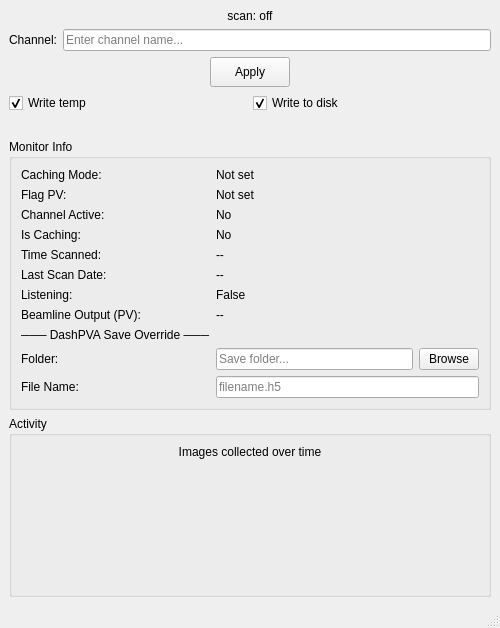
The window that src/dashpva/gui/scan_view.ui (AdvancedPhotonSource/DashPVA) describes before a commit, drawn with Qt 5.
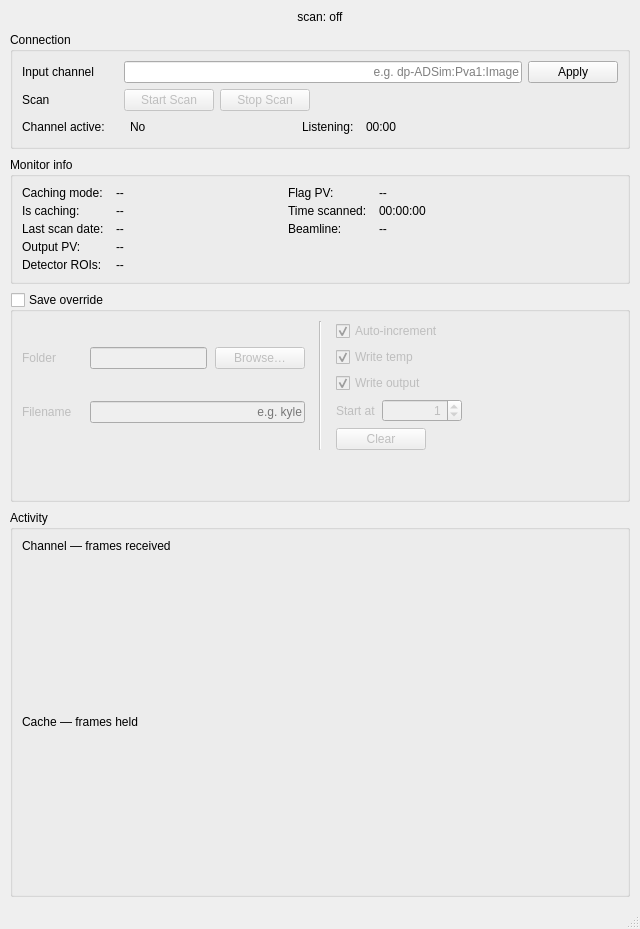
The same window after the commit.

Commit message:
change: rework the Scan Monitor window — it becomes a BaseWindow subclass so persistence comes from the base class, resolves its channel in on_session_restored so an explicit --channel still beats the restored value, and gains the activity/scan graph with clickable start/stop markers
add: the SCAN_* constants the window needs to settings.py (override numbering, output path fallbacks, the stop-save grace period, graph point cap and marker size) and a FILENAME default to the seeded PATHS > OUTPUTS > SCAN tree

What changed in the file:
```diff
--- a/src/dashpva/gui/scan_view.ui
+++ b/src/dashpva/gui/scan_view.ui
@@ -23,365 +23,425 @@
  <class>ScanViewWindow</class>
  <widget class="QMainWindow" name="ScanViewWindow">
   <property name="geometry">
-   <rect>
-    <x>0</x>
-    <y>0</y>
-    <width>500</width>
-    <height>260</height>
-   </rect>
+   <rect><x>0</x><y>0</y><width>640</width><height>760</height></rect>
   </property>
   <property name="windowTitle">
-   <string>Monitor</string>
+   <string>Scan Monitor</string>
   </property>
   <widget class="QWidget" name="centralwidget">
    <layout class="QVBoxLayout" name="verticalLayout">
-    <item>
-     <spacer name="verticalSpacerTop">
-      <property name="orientation">
-       <enum>Qt::Vertical</enum>
-      </property>
-      <property name="sizeHint" stdset="0">
-       <size>
-        <width>20</width>
-        <height>20</height>
-       </size>
-      </property>
-     </spacer>
-    </item>
+    <property name="spacing"><number>8</number></property>
+    <property name="leftMargin"><number>10</number></property>
+    <property name="topMargin"><number>10</number></property>
+    <property name="rightMargin"><number>10</number></property>
+    <property name="bottomMargin"><number>10</number></property>
+
     <item>
      <widget class="QLabel" name="label_indicator">
-      <property name="text">
-       <string>scan: off</string>
-      </property>
-      <property name="alignment">
-       <set>Qt::AlignCenter</set>
-      </property>
+      <property name="text"><string>scan: off</string></property>
+      <property name="alignment"><set>Qt::AlignCenter</set></property>
      </widget>
     </item>
-
+    <item>
+     <widget class="QGroupBox" name="groupBox_connection">
+      <property name="title"><string>Connection</string></property>
+      <layout class="QVBoxLayout" name="verticalLayout_connection">
+       <property name="spacing"><number>6</number></property>
     <item>
      <layout class="QHBoxLayout" name="horizontalLayoutChannel">
       <item>
        <widget class="QLabel" name="label_channel">
-        <property name="text">
-         <string>Channel:</string>
-        </property>
+           <property name="text"><string>Input channel</string></property>
+           <property name="minimumSize"><size><width>96</width><height>0</height></size></property>
        </widget>
       </item>
       <item>
        <widget class="QLineEdit" name="lineedit_channel">
-        <property name="placeholderText">
-         <string>Enter channel name...</string>
-        </property>
-       </widget>
-      </item>
-     </layout>
-    </item>
-    <item>
-     <layout class="QHBoxLayout" name="horizontalLayoutApply">
-      <item>
-       <spacer name="horizontalSpacerLeft">
-        <property name="orientation">
-         <enum>Qt::Horizontal</enum>
-        </property>
-        <property name="sizeHint" stdset="0">
-         <size>
-          <width>40</width>
-          <height>20</height>
-         </size>
-        </property>
-       </spacer>
+           <property name="placeholderText"><string>e.g. dp-ADSim:Pva1:Image</string></property>
+           <property name="alignment"><set>Qt::AlignRight|Qt::AlignVCenter</set></property>
+          </widget>
       </item>
       <item>
        <widget class="QPushButton" name="btn_apply">
-        <property name="text">
-         <string>Apply</string>
-        </property>
-        <property name="minimumSize">
-         <size>
-          <width>80</width>
-          <height>30</height>
-         </size>
-        </property>
-       </widget>
-      </item>
-      <item>
-       <spacer name="horizontalSpacerRight">
-        <property name="orientation">
-         <enum>Qt::Horizontal</enum>
-        </property>
-        <property name="sizeHint" stdset="0">
-         <size>
-          <width>40</width>
-          <height>20</height>
-         </size>
-        </property>
-       </spacer>
-      </item>
+           <property name="text"><string>Apply</string></property>
+           <property name="minimumSize"><size><width>90</width><height>0</height></size></property>
+          </widget>
+         </item>
      </layout>
     </item>
     <item>
-     <layout class="QHBoxLayout" name="horizontalLayoutWriteTargets">
+        <layout class="QHBoxLayout" name="horizontalLayoutScanControl">
       <item>
-       <widget class="QCheckBox" name="checkbox_write_temp">
-        <property name="text">
-         <string>Write temp</string>
-        </property>
-        <property name="checked">
-         <bool>true</bool>
-        </property>
+          <widget class="QLabel" name="label_scan_control">
+           <property name="text"><string>Scan</string></property>
+           <property name="minimumSize"><size><width>96</width><height>0</height></size></property>
        </widget>
       </item>
       <item>
-       <widget class="QCheckBox" name="checkbox_write_output">
-        <property name="text">
-         <string>Write to disk</string>
-        </property>
-        <property name="checked">
-         <bool>true</bool>
-        </property>
-       </widget>
-      </item>
+          <widget class="QPushButton" name="btn_start_scan">
+           <property name="text"><string>Start Scan</string></property>
+           <property name="enabled"><bool>false</bool></property>
+           <property name="minimumSize"><size><width>90</width><height>0</height></size></property>
+          </widget>
+         </item>
+         <item>
+          <widget class="QPushButton" name="btn_stop_scan">
+           <property name="text"><string>Stop Scan</string></property>
+           <property name="enabled"><bool>false</bool></property>
+           <property name="minimumSize"><size><width>90</width><height>0</height></size></property>
+          </widget>
+         </item>
+         <item>
+          <spacer name="horizontalSpacerScanControl">
+           <property name="orientation"><enum>Qt::Horizontal</enum></property>
+           <property name="sizeHint" stdset="0"><size><width>40</width><height>20</height></size></property>
+          </spacer>
+         </item>
      </layout>
     </item>
     <item>
-     <widget class="QLabel" name="label_mode">
-      <property name="text">
-       <string></string>
-      </property>
-      <property name="alignment">
-       <set>Qt::AlignCenter</set>
-      </property>
-     </widget>
-    </item>
+        <layout class="QGridLayout" name="gridLayout_connection">
+         <property name="horizontalSpacing"><number>12</number></property>
+         <item row="0" column="0">
+          <widget class="QLabel" name="label_channel_active_text">
+           <property name="text"><string>Channel active:</string></property>
+           <property name="minimumSize"><size><width>96</width><height>0</height></size></property>
+          </widget>
+         </item>
+         <item row="0" column="1"><widget class="QLabel" name="label_channel_active">
+          <property name="text"><string>No</string></property>
+          <property name="minimumSize"><size><width>160</width><height>0</height></size></property>
+          <property name="textInteractionFlags"><set>Qt::TextSelectableByMouse</set></property>
+         </widget></item>
+         <item row="0" column="2">
+          <widget class="QLabel" name="label_listening_text">
+           <property name="text"><string>Listening:</string></property>
+          </widget>
+         </item>
+         <item row="0" column="3"><widget class="QLabel" name="label_listening">
+          <property name="text"><string>00:00</string></property>
+          <property name="minimumSize"><size><width>160</width><height>0</height></size></property>
+          <property name="textInteractionFlags"><set>Qt::TextSelectableByMouse</set></property>
+         </widget></item>
+         <item row="0" column="4">
+          <spacer name="horizontalSpacerConnection">
+           <property name="orientation"><enum>Qt::Horizontal</enum></property>
+           <property name="sizeHint" stdset="0"><size><width>40</width><height>20</height></size></property>
+          </spacer>
+         </item>
+        </layout>
+       </item>
+      </layout>
+     </widget>
+    </item>
+
     <item>
      <widget class="QGroupBox" name="groupBox_info">
-      <property name="title">
-       <string>Monitor Info</string>
-      </property>
-      <layout class="QFormLayout" name="formLayout_info">
+      <property name="title"><string>Monitor info</string></property>
+      <layout class="QGridLayout" name="gridLayout_info">
+       <property name="horizontalSpacing"><number>12</number></property>
+       <property name="verticalSpacing"><number>4</number></property>
        <item row="0" column="0">
         <widget class="QLabel" name="label_caching_mode_text">
-         <property name="text">
-          <string>Caching Mode:</string>
-         </property>
+          <property name="text"><string>Caching mode:</string></property>
         </widget>
        </item>
        <item row="0" column="1">
         <widget class="QLabel" name="label_caching_mode">
-         <property name="text">
-          <string>Not set</string>
-         </property>
-        </widget>
-       </item>
-       <item row="1" column="0">
+          <property name="text"><string>--</string></property>
+          <property name="minimumSize"><size><width>160</width><height>0</height></size></property>
+          <property name="textInteractionFlags"><set>Qt::TextSelectableByMouse</set></property>
+         </widget>
+        </item>
+        <item row="0" column="2">
         <widget class="QLabel" name="label_flag_pv_text">
-         <property name="text">
-          <string>Flag PV:</string>
-         </property>
-        </widget>
-       </item>
-       <item row="1" column="1">
+          <property name="text"><string>Flag PV:</string></property>
+         </widget>
+        </item>
+        <item row="0" column="3">
         <widget class="QLabel" name="label_flag_pv">
-         <property name="text">
-          <string>Not set</string>
-         </property>
+          <property name="text"><string>--</string></property>
+          <property name="minimumSize"><size><width>160</width><height>0</height></size></property>
+          <property name="textInteractionFlags"><set>Qt::TextSelectableByMouse</set></property>
+         </widget>
+        </item>
+        <item row="1" column="0">
+         <widget class="QLabel" name="label_is_caching_text">
+          <property name="text"><string>Is caching:</string></property>
+         </widget>
+        </item>
+        <item row="1" column="1">
+         <widget class="QLabel" name="label_is_caching">
+          <property name="text"><string>--</string></property>
+          <property name="minimumSize"><size><width>160</width><height>0</height></size></property>
+          <property name="textInteractionFlags"><set>Qt::TextSelectableByMouse</set></property>
+         </widget>
+        </item>
+        <item row="1" column="2">
+         <widget class="QLabel" name="label_scan_time_text">
+          <property name="text"><string>Time scanned:</string></property>
+         </widget>
+        </item>
+        <item row="1" column="3">
+         <widget class="QLabel" name="label_scan_time">
+          <property name="text"><string>00:00:00</string></property>
+          <property name="minimumSize"><size><width>160</width><height>0</height></size></property>
+          <property name="textInteractionFlags"><set>Qt::TextSelectableByMouse</set></property>
         </widget>
        </item>
        <item row="2" column="0">
-        <widget class="QLabel" name="label_channel_active_text">
-         <property name="text">
-          <string>Channel Active:</string>
-         </property>
+         <widget class="QLabel" name="label_last_scan_date_text">
+          <property name="text"><string>Last scan date:</string></property>
         </widget>
        </item>
        <item row="2" column="1">
-        <widget class="QLabel" name="label_channel_active">
-         <property name="text">
-          <string>No</string>
-         </property>
-        </widget>
-       </item>
-       <item row="6" column="0">
-        <widget class="QLabel" name="label_listening_text">
-         <property name="text">
-          <string>Listening:</string>
-         </property>
-        </widget>
-       </item>
-       <item row="6" column="1">
-        <widget class="QLabel" name="label_listening">
-         <property name="text">
-          <string>False</string>
-         </property>
-        </widget>
-       </item>
-       <item row="7" column="0">
+         <widget class="QLabel" name="label_last_scan_date">
+          <property name="text"><string>--</string></property>
+          <property name="minimumSize"><size><width>160</width><height>0</height></size></property>
+          <property name="textInteractionFlags"><set>Qt::TextSelectableByMouse</set></property>
+         </widget>
+        </item>
+        <item row="2" column="2">
+         <widget class="QLabel" name="label_beamline_text">
+          <property name="text"><string>Beamline:</string></property>
+         </widget>
+        </item>
+        <item row="2" column="3">
+         <widget class="QLabel" name="label_beamline">
+          <property name="text"><string>--</string></property>
+          <property name="minimumSize"><size><width>160</width><height>0</height></size></property>
+          <property name="textInteractionFlags"><set>Qt::TextSelectableByMouse</set></property>
+         </widget>
+        </item>
+        <item row="3" column="0">
         <widget class="QLabel" name="label_file_output_text">
-         <property name="text">
-          <string>Beamline Output (PV):</string>
-         </property>
-        </widget>
-       </item>
-       <item row="7" column="1">
+          <property name="text"><string>Output PV:</string></property>
+         </widget>
+        </item>
+        <item row="3" column="1">
         <widget class="QLabel" name="label_file_output">
-         <property name="text">
-          <string>--</string>
-         </property>
-        </widget>
-       </item>
-       <item row="8" column="0">
-        <widget class="QLabel" name="label_save_section">
-         <property name="text">
-          <string>─── DashPVA Save Override ───</string>
-         </property>
-        </widget>
-       </item>
-       <item row="9" column="0">
+          <property name="text"><string>--</string></property>
+          <property name="minimumSize"><size><width>160</width><height>0</height></size></property>
+          <property name="textInteractionFlags"><set>Qt::TextSelectableByMouse</set></property>
+         </widget>
+        </item>
+        <item row="4" column="0">
+         <widget class="QLabel" name="label_detector_rois_text">
+          <property name="text"><string>Detector ROIs:</string></property>
+         </widget>
+        </item>
+        <item row="4" column="1">
+         <widget class="QLabel" name="label_detector_rois">
+          <property name="text"><string>--</string></property>
+          <property name="minimumSize"><size><width>160</width><height>0</height></size></property>
+          <property name="textInteractionFlags"><set>Qt::TextSelectableByMouse</set></property>
+         </widget>
+        </item>
+       <item row="0" column="4" rowspan="5">
+        <spacer name="horizontalSpacerInfo">
+         <property name="orientation"><enum>Qt::Horizontal</enum></property>
+         <property name="sizeHint" stdset="0"><size><width>40</width><height>20</height></size></property>
+        </spacer>
+       </item>
+      </layout>
+     </widget>
+    </item>
+
+    <item>
+     <widget class="QGroupBox" name="groupBox_override">
+      <property name="title"><string>Save override</string></property>
+      <property name="checkable"><bool>true</bool></property>
+      <property name="checked"><bool>false</bool></property>
+      <layout class="QVBoxLayout" name="verticalLayout_override">
+       <property name="spacing"><number>6</number></property>
+       <item>
+        <layout class="QHBoxLayout" name="horizontalLayoutOverrideBody">
+         <property name="spacing"><number>14</number></property>
+         <item>
+          <layout class="QGridLayout" name="gridLayout_override">
+           <property name="horizontalSpacing"><number>8</number></property>
+           <property name="verticalSpacing"><number>6</number></property>
+           <item row="0" column="0">
         <widget class="QLabel" name="label_save_folder_text">
-         <property name="text">
-          <string>Folder:</string>
-         </property>
-        </widget>
-       </item>
-       <item row="9" column="1">
-        <layout class="QHBoxLayout" name="horizontalLayoutSaveFolder">
-         <item>
+             <property name="text"><string>Folder</string></property>
+             <property name="minimumSize"><size><width>60</width><height>0</height></size></property>
+            </widget>
+           </item>
+           <item row="0" column="1">
           <widget class="QLineEdit" name="lineedit_save_folder">
-           <property name="placeholderText">
-            <string>Save folder...</string>
-           </property>
-          </widget>
-         </item>
-         <item>
+             <property name="alignment"><set>Qt::AlignRight|Qt::AlignVCenter</set></property>
+            </widget>
+           </item>
+           <item row="0" column="2">
           <widget class="QPushButton" name="btn_browse_folder">
-           <property name="text">
-            <string>Browse</string>
-           </property>
-           <property name="maximumSize">
-            <size>
-             <width>60</width>
-             <height>28</height>
-            </size>
+             <property name="text"><string>Browse…</string></property>
+             <property name="minimumSize"><size><width>90</width><height>0</height></size></property>
+             <property name="sizePolicy">
+              <sizepolicy hsizetype="Fixed" vsizetype="Fixed"><horstretch>0</horstretch><verstretch>0</verstretch></sizepolicy>
            </property>
           </widget>
          </item>
-        </layout>
-       </item>
-       <item row="10" column="0">
+           <item row="1" column="0">
         <widget class="QLabel" name="label_save_filename_text">
-         <property name="text">
-          <string>File Name:</string>
-         </property>
-        </widget>
-       </item>
-       <item row="10" column="1">
+             <property name="text"><string>Filename</string></property>
+            </widget>
+           </item>
+           <item row="1" column="1" colspan="2">
         <widget class="QLineEdit" name="lineedit_save_filename">
-         <property name="placeholderText">
-          <string>filename.h5</string>
-         </property>
-        </widget>
-       </item>
-       <item row="3" column="0">
-        <widget class="QLabel" name="label_is_caching_text">
-         <property name="text">
-          <string>Is Caching:</string>
-         </property>
-        </widget>
-       </item>
-       <item row="3" column="1">
-        <widget class="QLabel" name="label_is_caching">
-         <property name="text">
-          <string>No</string>
-         </property>
-        </widget>
-       </item>
-       <item row="4" column="0">
-        <widget class="QLabel" name="label_scan_time_text">
-         <property name="text">
-          <string>Time Scanned:</string>
-         </property>
-        </widget>
-       </item>
-       <item row="4" column="1">
-        <widget class="QLabel" name="label_scan_time">
-         <property name="text">
-          <string>--</string>
-         </property>
-        </widget>
-       </item>
-       <item row="5" column="0">
-        <widget class="QLabel" name="label_last_scan_date_text">
-         <property name="text">
-          <string>Last Scan Date:</string>
+             <property name="placeholderText"><string>e.g. kyle</string></property>
+             <property name="alignment"><set>Qt::AlignRight|Qt::AlignVCenter</set></property>
+            </widget>
+           </item>
+          </layout>
+         </item>
+         <item>
+          <widget class="Line" name="line_override">
+           <property name="orientation"><enum>Qt::Vertical</enum></property>
+          </widget>
+         </item>
+         <item>
+          <layout class="QVBoxLayout" name="verticalLayout_override_options">
+           <property name="spacing"><number>6</number></property>
+           <item>
+            <widget class="QCheckBox" name="checkbox_auto_increment">
+             <property name="text"><string>Auto-increment</string></property>
+             <property name="toolTip"><string>Number each save: kyle → kyle1.h5, kyle2.h5, … Off means one fixed name that every scan overwrites.</string></property>
+             <property name="checked"><bool>true</bool></property>
+            </widget>
+           </item>
+           <item>
+            <widget class="QCheckBox" name="checkbox_write_temp">
+             <property name="text"><string>Write temp</string></property>
+             <property name="checked"><bool>true</bool></property>
+            </widget>
+           </item>
+           <item>
+            <widget class="QCheckBox" name="checkbox_write_output">
+             <property name="text"><string>Write output</string></property>
+             <property name="checked"><bool>true</bool></property>
+            </widget>
+           </item>
+           <item>
+            <layout class="QHBoxLayout" name="horizontalLayoutStartIndex">
+             <item>
+              <widget class="QLabel" name="label_start_index_text">
+               <property name="text"><string>Start at</string></property>
+              </widget>
+             </item>
+             <item>
+              <widget class="QSpinBox" name="spinbox_start_index">
+               <property name="minimum"><number>0</number></property>
+               <property name="maximum"><number>999999</number></property>
+               <property name="value"><number>1</number></property>
+               <property name="toolTip"><string>Number the next save gets, and it steps up after each scan.</string></property>
+               <property name="alignment"><set>Qt::AlignRight|Qt::AlignVCenter</set></property>
+               <property name="minimumSize"><size><width>80</width><height>0</height></size></property>
+               <property name="sizePolicy">
+                <sizepolicy hsizetype="Fixed" vsizetype="Fixed"><horstretch>0</horstretch><verstretch>0</verstretch></sizepolicy>
          </property>
         </widget>
        </item>
-       <item row="5" column="1">
-        <widget class="QLabel" name="label_last_scan_date">
-         <property name="text">
-          <string>--</string>
+             <item>
+              <spacer name="horizontalSpacerStartIndex">
+               <property name="orientation"><enum>Qt::Horizontal</enum></property>
+               <property name="sizeHint" stdset="0"><size><width>10</width><height>20</height></size></property>
+              </spacer>
+             </item>
+            </layout>
+           </item>
+           <item>
+            <widget class="QPushButton" name="btn_override_clear">
+             <property name="text"><string>Clear</string></property>
+             <property name="minimumSize"><size><width>90</width><height>0</height></size></property>
+             <property name="sizePolicy">
+              <sizepolicy hsizetype="Fixed" vsizetype="Fixed"><horstretch>0</horstretch><verstretch>0</verstretch></sizepolicy>
          </property>
         </widget>
        </item>
-      </layout>
-     </widget>
-    </item>
+           <item>
+            <spacer name="verticalSpacerOverrideOptions">
+             <property name="orientation"><enum>Qt::Vertical</enum></property>
+             <property name="sizeHint" stdset="0"><size><width>20</width><height>0</height></size></property>
+            </spacer>
+           </item>
+          </layout>
+         </item>
+        </layout>
+       </item>
+       <item>
+        <widget class="QLabel" name="label_override_status">
+         <property name="text"><string/></property>
+         <property name="wordWrap"><bool>true</bool></property>
+         <property name="textInteractionFlags"><set>Qt::TextSelectableByMouse</set></property>
+        </widget>
+       </item>
+       <item>
+        <widget class="QLabel" name="label_mode">
+         <property name="text"><string/></property>
+         <property name="wordWrap"><bool>true</bool></property>
+        </widget>
+       </item>
+      </layout>
+     </widget>
+    </item>
+
     <item>
      <widget class="QGroupBox" name="groupBox_graph">
-      <property name="title">
-       <string>Activity</string>
+      <property name="title"><string>Activity</string></property>
+      <property name="sizePolicy">
+       <sizepolicy hsizetype="Preferred" vsizetype="Expanding">
+        <horstretch>0</horstretch><verstretch>1</verstretch>
+       </sizepolicy>
       </property>
       <layout class="QVBoxLayout" name="verticalLayout_graph">
        <item>
-        <widget class="QLabel" name="label_graph_title">
-         <property name="text">
-          <string>Images collected over time</string>
-         </property>
-         <property name="alignment">
-          <set>Qt::AlignCenter</set>
-         </property>
+        <widget class="QLabel" name="label_channel_title">
+         <property name="text"><string>Channel — frames received</string></property>
         </widget>
        </item>
        <item>
-        <!-- Placeholder widget; replaced at runtime with a PyQtGraph PlotWidget -->
-        <widget class="QWidget" name="widget_graph">
-         <property name="minimumSize">
-          <size>
-           <width>200</width>
-           <height>120</height>
-          </size>
+        <widget class="QWidget" name="widget_graph_channel" native="true">
+         <property name="minimumSize"><size><width>0</width><height>150</height></size></property>
+         <property name="sizePolicy">
+          <sizepolicy hsizetype="Expanding" vsizetype="Expanding">
+           <horstretch>1</horstretch><verstretch>1</verstretch>
+          </sizepolicy>
          </property>
+         <layout class="QVBoxLayout" name="verticalLayout_graph_channel">
+          <property name="leftMargin"><number>0</number></property>
+          <property name="topMargin"><number>0</number></property>
+          <property name="rightMargin"><number>0</number></property>
+          <property name="bottomMargin"><number>0</number></property>
+         </layout>
         </widget>
        </item>
-      </layout>
+       <item>
+        <widget class="QLabel" name="label_cache_title">
+         <property name="text"><string>Cache — frames held</string></property>
      </widget>
     </item>
     <item>
-     <spacer name="verticalSpacerBottom">
-      <property name="orientation">
-       <enum>Qt::Vertical</enum>
-      </property>
-      <property name="sizeHint" stdset="0">
-       <size>
-        <width>20</width>
-        <height>20</height>
-       </size>
-      </property>
-     </spacer>
+        <widget class="QWidget" name="widget_graph_cache" native="true">
+         <property name="minimumSize"><size><width>0</width><height>150</height></size></property>
+         <property name="sizePolicy">
+          <sizepolicy hsizetype="Expanding" vsizetype="Expanding">
+           <horstretch>1</horstretch><verstretch>1</verstretch>
+          </sizepolicy>
+         </property>
+         <layout class="QVBoxLayout" name="verticalLayout_graph_cache">
+          <property name="leftMargin"><number>0</number></property>
+          <property name="topMargin"><number>0</number></property>
+          <property name="rightMargin"><number>0</number></property>
+          <property name="bottomMargin"><number>0</number></property>
+         </layout>
+        </widget>
     </item>
    </layout>
   </widget>
-  <widget class="QMenuBar" name="menubar">
-   <property name="geometry">
-    <rect>
-     <x>0</x>
-     <y>0</y>
-     <width>500</width>
-     <height>22</height>
-    </rect>
-   </property>
+    </item>
+   </layout>
   </widget>
+  <widget class="QMenuBar" name="menubar"/>
   <widget class="QStatusBar" name="statusbar"/>
  </widget>
  <resources/>
```
Lines whose indentation alone changed are shown as unchanged. The commit also changes 4 other files.
